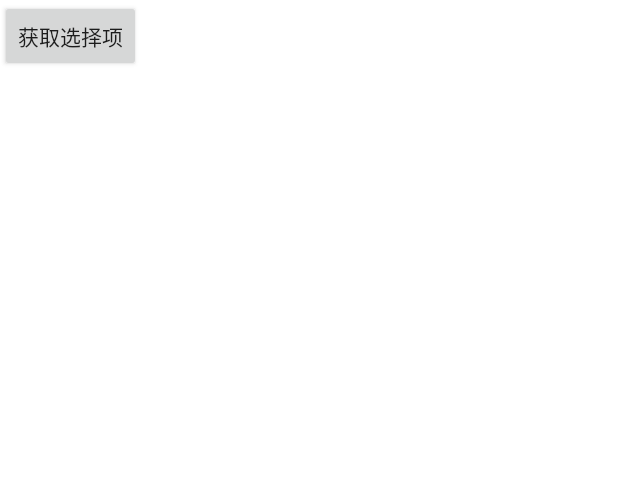
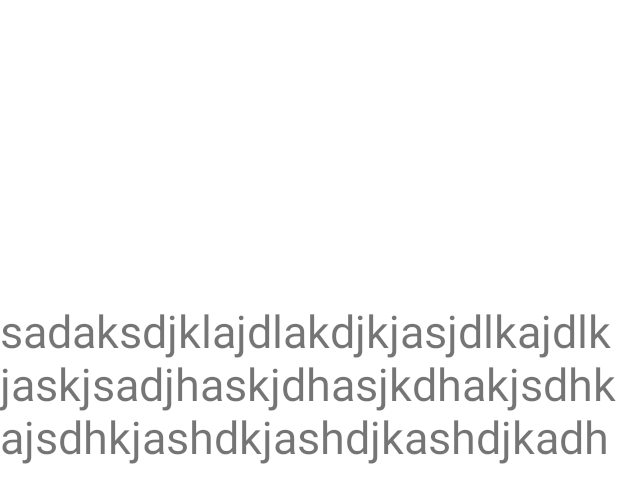
Before and after one commit to lurunfaKevin/fa, an Android app: the layout test222.xml on its own in the app's theme, with its tools: preview values and no code run, on a phone screen of 412 x 824 dp. Shown: the top 503 px of the screen. Run offline under Robolectric (Android 15) with nearby library versions, the phone set to English and light mode, and no system bars.

Commit message:
增加测试代码 需要改TextActivity androidManifaster

```diff
--- a/app/src/main/java/com/clerence/hipartydemo/Adapter/RoomAdapter.java
+++ b/app/src/main/java/com/clerence/hipartydemo/Adapter/RoomAdapter.java
@@ -39,7 +39,7 @@ public class RoomAdapter extends BaseAdapter {
         if (chater != null) {
             Logger.d("add");
             Logger.d(chater.toString());
-            mDatas.add(chater);
+            BeanLab.getBeanLab().getChaters().add(chater);
             notifyDataSetChanged();
         }
     }
--- a/app/src/main/java/com/clerence/hipartydemo/Adapter/WarmupAdapter.java
+++ b/app/src/main/java/com/clerence/hipartydemo/Adapter/WarmupAdapter.java
@@ -71,7 +71,7 @@ public class WarmupAdapter extends BaseAdapter {
     @Override
     public View getView(int position, View convertView, ViewGroup parent) {
        if (convertView == null){
-           convertView = mInflater.inflate(R.layout.lv_warmup, parent, false);
+           convertView = mInflater.inflate(R.layout.lv_warmup,parent,false);
            convertView.setTag(new ViewHolder(convertView));
        }
         ViewHolder viewHolder = (ViewHolder) convertView.getTag();
--- a/app/src/main/java/com/clerence/hipartydemo/Bean/Constant.java
+++ b/app/src/main/java/com/clerence/hipartydemo/Bean/Constant.java
@@ -6,7 +6,8 @@ package com.clerence.hipartydemo.Bean;
  */
 
 public class Constant {
-    public static final String ADDRESS = "10.128.54.224";
+    //public static final String ADDRESS = "10.110.210.210";
+    public static final String ADDRESS = "10.110.211.236";
     public static final int PORT = 8999;
     public static final String SUCCEED = "SUCCEED";
     public static final String ROOM_NAME = "roomname";
--- a/app/src/main/java/com/clerence/hipartydemo/UI/WarmGameActivity.java
+++ b/app/src/main/java/com/clerence/hipartydemo/UI/WarmGameActivity.java
@@ -36,6 +36,7 @@ import java.util.Map;
 
 public class WarmGameActivity extends AppCompatActivity {
 
+    private Boolean isBack = false;
     private WarmGame mWarmGame;
     private ImageView mImageView;
     private TextView mNameTextView,mLevelTextView,mGameTextView;
@@ -149,12 +150,14 @@ public class WarmGameActivity extends AppCompatActivity {
     public void onBackPressed() {
         super.onBackPressed();
         unbindService(mServiceConnection);
+        isBack = true;
         this.finish();
     }
 
     @Override
     protected void onDestroy() {
         super.onDestroy();
-        unbindService(mServiceConnection);
+        if (!isBack){
+        unbindService(mServiceConnection);}
     }
 }
--- a/app/src/main/java/com/clerence/hipartydemo/UI/fragment/RoomPopFragment.java
+++ b/app/src/main/java/com/clerence/hipartydemo/UI/fragment/RoomPopFragment.java
@@ -46,5 +46,7 @@ public class RoomPopFragment extends DialogFragment {
 
 
         return dialog;
+
     }
+
 }
--- a/app/src/main/res/layout/gametype.xml
+++ b/app/src/main/res/layout/gametype.xml
@@ -10,6 +10,7 @@
         android:layout_height="50dp"
         android:background="@color/white">
         <Button
+            android:id="@+id/ganmetype_back_btn"
             android:layout_width="50dp"
             android:layout_height="match_parent"
             android:background="@drawable/gametype_ar"
@@ -49,7 +50,7 @@
         />
 
         <Button
-            android:id="@+id/button3"
+            android:id="@+id/gametype_zy_btn"
             android:layout_width="match_parent"
             android:layout_height="144dp"
             android:background="@drawable/gametype_prologue" />
@@ -70,7 +71,7 @@
         android:weightSum="1">
 
         <Button
-            android:id="@+id/button"
+            android:id="@+id/gametype_nc_btn"
             android:layout_width="139dp"
             android:layout_height="150dp"
             android:background="@drawable/gametype_selfintro" />
--- a/app/src/main/res/layout/lv_warmup.xml
+++ b/app/src/main/res/layout/lv_warmup.xml
@@ -57,8 +57,10 @@
 
         <ImageView
             android:id="@+id/lv_warmup_iv_counting"
-            android:layout_width="match_parent"
+            android:layout_width="fill_parent"
             android:layout_height="wrap_content"
-            android:src="@drawable/warmup_inform_counting" />
+            android:scaleType="centerCrop"
+            android:adjustViewBounds="true"
+             />
     </LinearLayout>
 </LinearLayout>
--- a/app/src/main/res/layout/test222.xml
+++ b/app/src/main/res/layout/test222.xml
@@ -9,16 +9,15 @@
 
 
 
-    <LinearLayout
-        android:id="@+id/wheelview_container"
+    <TextView
+        android:id="@+id/test222_tv"
+        android:layout_marginTop="200dp"
         android:layout_width="match_parent"
-        android:layout_height="wrap_content"
+        android:layout_height="500px"
+        android:scrollbars="vertical"
+        android:textSize="30sp"
+        android:maxLines="3"
 
-        android:orientation="vertical"/>
-    <Button
-        android:layout_width="wrap_content"
-        android:layout_height="wrap_content"
-        android:id="@+id/test_btn"
-        android:text="获取选择项"/>
-
+        android:text="sadaksdjklajdlakdjkjasjdlkajdlkjaskjsadjhaskjdhasjkdhakjsdhkajsdhkjashdkjashdjkashdjkadhjkdhajkdhjkashdjkhasdjkhdjkshajkdhajksdhjkashdjkashdajkds"
+        />
 </LinearLayout>
--- a/app/src/main/res/layout/warmup_inform.xml
+++ b/app/src/main/res/layout/warmup_inform.xml
@@ -12,11 +12,11 @@
         >
 
         <ImageView
-            android:layout_centerHorizontal="true"
-            android:layout_width="match_parent"
+            android:layout_width="fill_parent"
             android:layout_height="wrap_content"
+            android:scaleType="centerCrop"
+            android:adjustViewBounds="true"
             android:id="@+id/warmup_inform_iv_game"
-            android:src="@drawable/warmup_inform_counting"
             />
         <Button
             android:layout_width="50dp"
```
Also changed, not shown: app/src/main/java/com/clerence/hipartydemo/UI/GameActivity.java (added, +9 -0 lines), app/src/main/java/com/clerence/hipartydemo/UI/GameTypeActivity.java (added, +48 -0 lines), app/src/main/java/com/clerence/hipartydemo/UI/RoomActivity.java (+19 -4 lines), app/src/main/java/com/clerence/hipartydemo/UI/testUI/AndroidPickerTestActivity.java (+30 -36 lines), app/src/main/java/com/clerence/hipartydemo/UI/testUI/TestActivity.java (added, +24 -0 lines).
